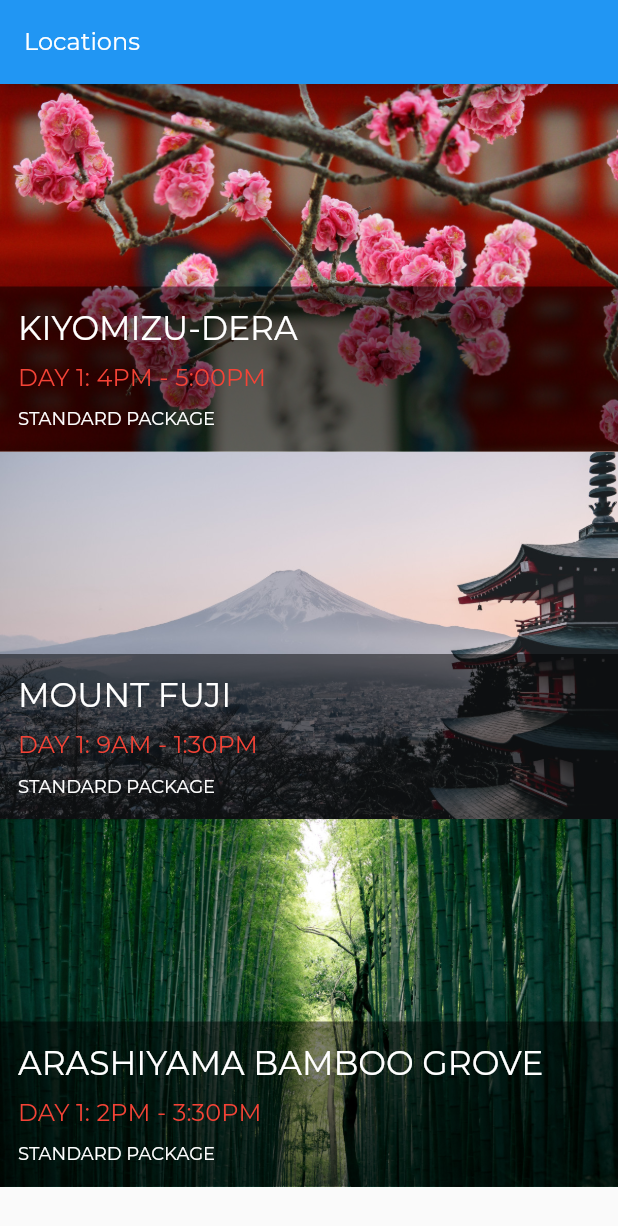
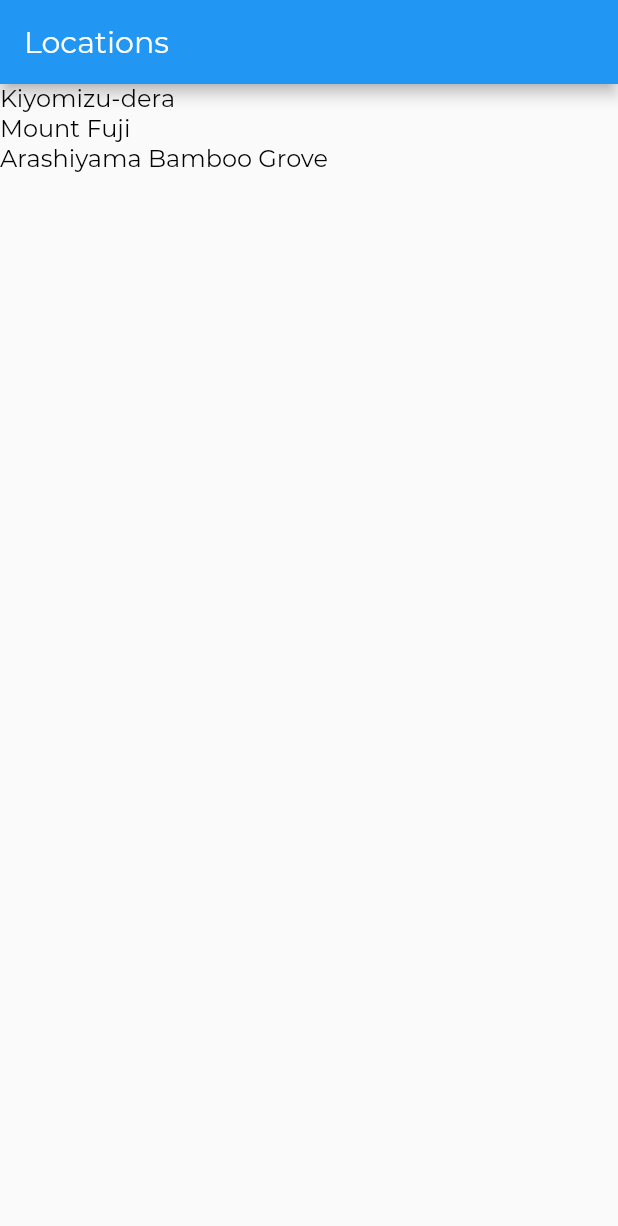
Before and after one commit to seenickcode/tourismandco, a Flutter app: the screen it shows after launch, on a phone screen of 412 x 824 dp. Shown: the top 1226 px of the screen. Run offline on Flutter 3.47's test engine with Material 2 defaults, Android fonts, the phone set to English and light mode, and no system bars.

Commit message:
Reverted lesson 6 code after overwrite from lesson 7

```diff
--- a/lib/app.dart
+++ b/lib/app.dart
@@ -40,8 +40,6 @@ class App extends StatelessWidget {
         appBarTheme: AppBarTheme(textTheme: TextTheme(title: AppBarTextStyle)),
         textTheme: TextTheme(
           title: TitleTextStyle,
-          subtitle: SubTitleTextStyle,
-          caption: CaptionTextStyle,
           body1: Body1TextStyle,
         ));
   }
--- a/lib/models/location.dart
+++ b/lib/models/location.dart
@@ -5,52 +5,24 @@ class Location {
   final int id;
   final String name;
   final String imagePath;
-  final String userItinerarySummary;
-  final String tourPackageName;
   final List<LocationFact> facts;
 
-  Location({
-    this.id,
-    this.name,
-    this.imagePath,
-    this.userItinerarySummary,
-    this.tourPackageName,
-    this.facts,
-  });
+  Location(this.id, this.name, this.imagePath, this.facts);
 
   static List<Location> fetchAll() {
     return [
-      Location(
-          id: 1,
-          name: 'Kiyomizu-dera',
-          imagePath: 'assets/images/kiyomizu-dera.jpg',
-          userItinerarySummary: 'Day 1: 4PM - 5:00PM',
-          tourPackageName: 'Standard Package',
-          facts: [
+      Location(1, 'Kiyomizu-dera', 'assets/images/kiyomizu-dera.jpg', [
         LocationFact('Summary',
             'Kiyomizu-dera, officially Otowa-san Kiyomizu-dera, is an independent Buddhist temple in eastern Kyoto. The temple is part of the Historic Monuments of Ancient Kyoto UNESCO World Heritage site.'),
-            LocationFact(
-                'Architectural Style', 'Japanese Buddhist architecture.'),
+        LocationFact('Architectural Style', 'Japanese Buddhist architecture.'),
       ]),
-      Location(
-          id: 2,
-          name: 'Mount Fuji',
-          imagePath: 'assets/images/fuji.jpg',
-          userItinerarySummary: 'Day 1: 9AM - 1:30PM',
-          tourPackageName: 'Standard Package',
-          facts: [
+      Location(2, 'Mount Fuji', 'assets/images/fuji.jpg', [
         LocationFact('Summary',
             'Japan’s Mt. Fuji is an active volcano about 100 kilometers southwest of Tokyo. Commonly called “Fuji-san,” it’s the country’s tallest peak, at 3,776 meters. A pilgrimage site for centuries, it’s considered one of Japan’s 3 sacred mountains, and summit hikes remain a popular activity. Its iconic profile is the subject of numerous works of art, notably Edo Period prints by Hokusai and Hiroshige.'),
         LocationFact('Did You Know',
             'There are three cities that surround Mount Fuji: Gotemba, Fujiyoshida and Fujinomiya.'),
       ]),
-      Location(
-          id: 3,
-          name: 'Arashiyama Bamboo Grove',
-          imagePath: 'assets/images/arashiyama.jpg',
-          userItinerarySummary: 'Day 1: 2PM - 3:30PM',
-          tourPackageName: 'Standard Package',
-          facts: [
+      Location(3, 'Arashiyama Bamboo Grove', 'assets/images/arashiyama.jpg', [
         LocationFact('Summary',
             'While we could go on about the ethereal glow and seemingly endless heights of this bamboo grove on the outskirts of Kyoto, the sight\'s pleasures extend beyond the visual realm.'),
         LocationFact('How to Get There',
--- /dev/null
+++ b/lib/screens/location_detail/image_banner.dart
@@ -0,0 +1,18 @@
+import 'package:flutter/material.dart';
+
+class ImageBanner extends StatelessWidget {
+  final String _assetPath;
+
+  ImageBanner(this._assetPath);
+
+  @override
+  Widget build(BuildContext context) {
+    return Container(
+        constraints: BoxConstraints.expand(height: 200.0),
+        decoration: BoxDecoration(color: Colors.grey),
+        child: Image.asset(
+          _assetPath,
+          fit: BoxFit.cover,
+        ));
+  }
+}
--- a/lib/screens/location_detail/location_detail.dart
+++ b/lib/screens/location_detail/location_detail.dart
@@ -1,7 +1,6 @@
 import 'package:flutter/material.dart';
 import '../../models/location.dart';
-import '../../widgets/image_banner.dart';
-import '../../widgets/location_tile.dart';
+import 'image_banner.dart';
 import 'text_section.dart';
 
 class LocationDetail extends StatelessWidget {
@@ -18,19 +17,13 @@ class LocationDetail extends StatelessWidget {
       appBar: AppBar(
         title: Text(location.name),
       ),
-        body: SingleChildScrollView(
-          child: Column(
+      body: Column(
           mainAxisAlignment: MainAxisAlignment.start,
           crossAxisAlignment: CrossAxisAlignment.stretch,
           children: [
-                ImageBanner(assetPath: location.imagePath),
-                Padding(
-                  padding:
-                      EdgeInsets.symmetric(vertical: 20.0, horizontal: 4.0),
-                  child: LocationTile(location: location),
-                ),
+            ImageBanner(location.imagePath),
           ]..addAll(textSections(location))),
-        ));
+    );
   }
 
   List<Widget> textSections(Location location) {
--- a/lib/screens/locations/locations.dart
+++ b/lib/screens/locations/locations.dart
@@ -1,8 +1,6 @@
 import 'package:flutter/material.dart';
-import 'tile_overlay.dart';
 import '../../app.dart';
 import '../../models/location.dart';
-import '../../widgets/image_banner.dart';
 
 class Locations extends StatelessWidget {
   @override
@@ -14,10 +12,12 @@ class Locations extends StatelessWidget {
       appBar: AppBar(
         title: Text('Locations'),
       ),
-      body: ListView.builder(
-        itemCount: locations.length,
-        itemBuilder: (context, index) =>
-            _itemBuilder(context, locations[index]),
+      body: ListView(
+        children: locations
+            .map((location) => GestureDetector(
+                onTap: () => _onLocationTap(context, location.id),
+                child: Container(child: Text(location.name))))
+            .toList(),
       ),
     );
   }
@@ -26,19 +26,4 @@ class Locations extends StatelessWidget {
     Navigator.pushNamed(context, LocationDetailRoute,
         arguments: {"id": locationID});
   }
-
-  Widget _itemBuilder(BuildContext context, Location location) {
-    return GestureDetector(
-      onTap: () => _onLocationTap(context, location.id),
-      child: Container(
-        height: 245.0,
-        child: Stack(
-          children: [
-            ImageBanner(assetPath: location.imagePath, height: 245.0),
-            TileOverlay(location),
-          ],
-        ),
-      ),
-    );
-  }
 }
--- a/lib/style.dart
+++ b/lib/style.dart
@@ -1,17 +1,10 @@
 import 'package:flutter/material.dart';
 
-const LargeTextSize = 22.0;
-const MediumTextSize = 16.0;
-const SmallTextSize = 12.0;
+const LargeTextSize = 26.0;
+const MediumTextSize = 20.0;
+const BodyTextSize = 16.0;
 
 const String FontNameDefault = 'Montserrat';
-
-const Color TextColorDark = Colors.black;
-const Color TextColorLight = Colors.white;
-const Color TextColorAccent = Colors.red;
-const Color TextColorFaint = Color.fromRGBO(125, 125, 125, 1.0);
-
-const DefaultPaddingHorizontal = 12.0;
 
 const AppBarTextStyle = TextStyle(
   fontFamily: FontNameDefault,
@@ -24,26 +17,12 @@ const TitleTextStyle = TextStyle(
   fontFamily: FontNameDefault,
   fontWeight: FontWeight.w300,
   fontSize: LargeTextSize,
-  color: TextColorDark,
-);
-
-const SubTitleTextStyle = TextStyle(
-  fontFamily: FontNameDefault,
-  fontWeight: FontWeight.w300,
-  fontSize: MediumTextSize,
-  color: TextColorAccent,
-);
-
-const CaptionTextStyle = TextStyle(
-  fontFamily: FontNameDefault,
-  fontWeight: FontWeight.w300,
-  fontSize: SmallTextSize,
-  color: TextColorDark,
+  color: Colors.black,
 );
 
 const Body1TextStyle = TextStyle(
   fontFamily: FontNameDefault,
   fontWeight: FontWeight.w300,
-  fontSize: MediumTextSize,
+  fontSize: BodyTextSize,
   color: Colors.black,
 );
```
Lines whose indentation alone changed are shown as unchanged.
